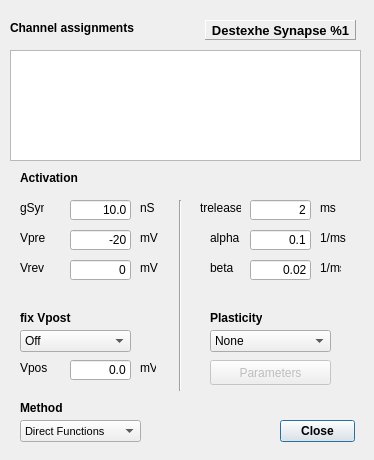
CompEphys-team/stdpc, file src/gui/DestexheSynDlg.ui: the form before one commit.
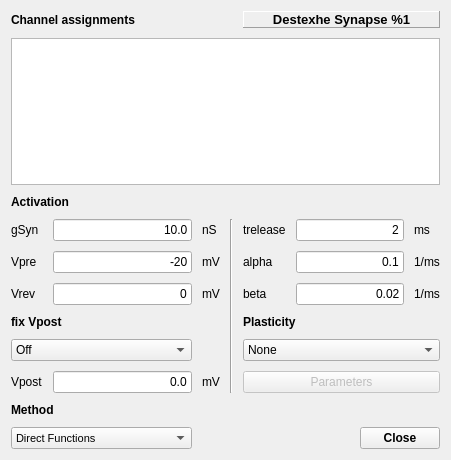
The form after the commit. Custom widgets are drawn as their Qt base class.

```diff
--- a/src/gui/DestexheSynDlg.ui
+++ b/src/gui/DestexheSynDlg.ui
@@ -6,47 +6,35 @@
    <rect>
     <x>0</x>
     <y>0</y>
-    <width>374</width>
+    <width>451</width>
     <height>460</height>
    </rect>
   </property>
   <property name="windowTitle">
    <string>Destexhe Synapse</string>
   </property>
-  <widget class="QDialogButtonBox" name="ResCloseBox">
-   <property name="geometry">
-    <rect>
-     <x>280</x>
-     <y>420</y>
-     <width>75</width>
-     <height>23</height>
-    </rect>
+  <layout class="QGridLayout" name="gridLayout">
+   <property name="spacing">
+    <number>10</number>
    </property>
+   <item row="0" column="0" colspan="2">
+    <widget class="QLabel" name="label_15">
    <property name="font">
     <font>
      <weight>75</weight>
      <bold>true</bold>
     </font>
    </property>
-   <property name="orientation">
-    <enum>Qt::Horizontal</enum>
-   </property>
-   <property name="standardButtons">
-    <set>QDialogButtonBox::Close</set>
-   </property>
-  </widget>
+     <property name="text">
+      <string>Channel assignments</string>
+     </property>
+    </widget>
+   </item>
+   <item row="0" column="4" colspan="4">
   <widget class="QLabel" name="DestexheSynDlgLabel">
    <property name="enabled">
     <bool>true</bool>
    </property>
-   <property name="geometry">
-    <rect>
-     <x>205</x>
-     <y>20</y>
-     <width>151</width>
-     <height>20</height>
-    </rect>
-   </property>
    <property name="font">
     <font>
      <pointsize>10</pointsize>
@@ -79,41 +67,42 @@
     <set>Qt::AlignCenter</set>
    </property>
   </widget>
+   </item>
+   <item row="1" column="0" colspan="8">
+    <widget class="AssignmentWidget&lt;SynapseAssignment&gt;" name="assignments">
+     <attribute name="horizontalHeaderStretchLastSection">
+      <bool>true</bool>
+     </attribute>
+     <attribute name="verticalHeaderVisible">
+      <bool>false</bool>
+     </attribute>
+     <attribute name="verticalHeaderDefaultSectionSize">
+      <number>25</number>
+     </attribute>
+    </widget>
+   </item>
+   <item row="2" column="0" colspan="2">
+    <widget class="QLabel" name="label_14">
+     <property name="font">
+      <font>
+       <weight>75</weight>
+       <bold>true</bold>
+      </font>
+     </property>
+     <property name="text">
+      <string>Activation</string>
+     </property>
+    </widget>
+   </item>
+   <item row="3" column="0">
   <widget class="QLabel" name="gSynL">
-   <property name="geometry">
-    <rect>
-     <x>20</x>
-     <y>200</y>
-     <width>24</width>
-     <height>16</height>
-    </rect>
-   </property>
    <property name="text">
     <string>gSyn</string>
    </property>
   </widget>
-  <widget class="QLabel" name="treleaseL">
-   <property name="geometry">
-    <rect>
-     <x>200</x>
-     <y>200</y>
-     <width>41</width>
-     <height>16</height>
-    </rect>
-   </property>
-   <property name="text">
-    <string>trelease</string>
-   </property>
-  </widget>
+   </item>
+   <item row="3" column="1">
   <widget class="QLineEdit" name="gSynE">
-   <property name="geometry">
-    <rect>
-     <x>70</x>
-     <y>200</y>
-     <width>61</width>
-     <height>20</height>
-    </rect>
-   </property>
    <property name="text">
     <string>10.0</string>
    </property>
@@ -124,98 +113,141 @@
     <set>Qt::AlignRight|Qt::AlignTrailing|Qt::AlignVCenter</set>
    </property>
   </widget>
-  <widget class="QLineEdit" name="treleaseE">
-   <property name="geometry">
-    <rect>
-     <x>250</x>
-     <y>200</y>
-     <width>61</width>
-     <height>20</height>
-    </rect>
-   </property>
-   <property name="text">
-    <string>2</string>
-   </property>
-   <property name="maxLength">
-    <number>8</number>
-   </property>
-   <property name="alignment">
-    <set>Qt::AlignRight|Qt::AlignTrailing|Qt::AlignVCenter</set>
-   </property>
-  </widget>
+   </item>
+   <item row="3" column="2">
   <widget class="QLabel" name="gSynU">
-   <property name="geometry">
-    <rect>
-     <x>140</x>
-     <y>200</y>
-     <width>16</width>
-     <height>16</height>
-    </rect>
-   </property>
    <property name="text">
     <string>nS</string>
    </property>
   </widget>
+   </item>
+   <item row="3" column="3" rowspan="6">
+    <widget class="Line" name="line">
+     <property name="orientation">
+      <enum>Qt::Vertical</enum>
+     </property>
+    </widget>
+   </item>
+   <item row="3" column="4">
+    <widget class="QLabel" name="treleaseL">
+     <property name="text">
+      <string>trelease</string>
+     </property>
+    </widget>
+   </item>
+   <item row="3" column="5" colspan="2">
+    <widget class="QLineEdit" name="treleaseE">
+     <property name="text">
+      <string>2</string>
+     </property>
+     <property name="maxLength">
+      <number>8</number>
+     </property>
+     <property name="alignment">
+      <set>Qt::AlignRight|Qt::AlignTrailing|Qt::AlignVCenter</set>
+     </property>
+    </widget>
+   </item>
+   <item row="3" column="7">
   <widget class="QLabel" name="treleaseU">
-   <property name="geometry">
-    <rect>
-     <x>320</x>
-     <y>200</y>
-     <width>21</width>
-     <height>16</height>
-    </rect>
-   </property>
    <property name="text">
     <string>ms</string>
    </property>
   </widget>
-  <widget class="QLabel" name="label_14">
-   <property name="geometry">
-    <rect>
-     <x>20</x>
-     <y>170</y>
-     <width>61</width>
-     <height>16</height>
-    </rect>
-   </property>
-   <property name="font">
-    <font>
-     <weight>75</weight>
-     <bold>true</bold>
-    </font>
-   </property>
+   </item>
+   <item row="4" column="0">
+    <widget class="QLabel" name="VpreL">
+     <property name="text">
+      <string>Vpre</string>
+     </property>
+    </widget>
+   </item>
+   <item row="4" column="1">
+    <widget class="QLineEdit" name="VpreE">
+     <property name="text">
+      <string>-20</string>
+     </property>
+     <property name="maxLength">
+      <number>8</number>
+     </property>
+     <property name="alignment">
+      <set>Qt::AlignRight|Qt::AlignTrailing|Qt::AlignVCenter</set>
+     </property>
+    </widget>
+   </item>
+   <item row="4" column="2">
+    <widget class="QLabel" name="VpreU">
    <property name="text">
-    <string>Activation</string>
-   </property>
-  </widget>
+      <string>mV</string>
+     </property>
+    </widget>
+   </item>
+   <item row="4" column="4">
+    <widget class="QLabel" name="alphaL">
+     <property name="text">
+      <string>alpha</string>
+     </property>
+    </widget>
+   </item>
+   <item row="4" column="5" colspan="2">
+    <widget class="QLineEdit" name="alphaE">
+     <property name="text">
+      <string>0.1</string>
+     </property>
+     <property name="alignment">
+      <set>Qt::AlignRight|Qt::AlignTrailing|Qt::AlignVCenter</set>
+     </property>
+    </widget>
+   </item>
+   <item row="4" column="7">
+    <widget class="QLabel" name="alphaU">
+     <property name="text">
+      <string>1/ms</string>
+     </property>
+    </widget>
+   </item>
+   <item row="5" column="0">
+    <widget class="QLabel" name="VrevL">
+     <property name="text">
+      <string>Vrev</string>
+     </property>
+    </widget>
+   </item>
+   <item row="5" column="1">
+    <widget class="QLineEdit" name="VrevE">
+     <property name="text">
+      <string>0</string>
+     </property>
+     <property name="maxLength">
+      <number>8</number>
+     </property>
+     <property name="alignment">
+      <set>Qt::AlignRight|Qt::AlignTrailing|Qt::AlignVCenter</set>
+     </property>
+    </widget>
+   </item>
+   <item row="5" column="2">
+    <widget class="QLabel" name="VrevU">
+     <property name="text">
+      <string>mV</string>
+     </property>
+    </widget>
+   </item>
+   <item row="5" column="4">
   <widget class="QLabel" name="betaL">
    <property name="enabled">
     <bool>true</bool>
    </property>
-   <property name="geometry">
-    <rect>
-     <x>210</x>
-     <y>260</y>
-     <width>47</width>
-     <height>16</height>
-    </rect>
-   </property>
    <property name="text">
     <string>beta</string>
    </property>
   </widget>
+   </item>
+   <item row="5" column="5" colspan="2">
   <widget class="QLineEdit" name="betaE">
    <property name="enabled">
     <bool>true</bool>
    </property>
-   <property name="geometry">
-    <rect>
-     <x>250</x>
-     <y>260</y>
-     <width>61</width>
-     <height>20</height>
-    </rect>
-   </property>
    <property name="text">
     <string>0.02</string>
    </property>
@@ -226,15 +258,16 @@
     <set>Qt::AlignRight|Qt::AlignTrailing|Qt::AlignVCenter</set>
    </property>
   </widget>
+   </item>
+   <item row="5" column="7">
+    <widget class="QLabel" name="betaU">
+     <property name="text">
+      <string>1/ms</string>
+     </property>
+    </widget>
+   </item>
+   <item row="6" column="0" colspan="2">
   <widget class="QLabel" name="label_18">
-   <property name="geometry">
-    <rect>
-     <x>20</x>
-     <y>310</y>
-     <width>52</width>
-     <height>16</height>
-    </rect>
-   </property>
    <property name="font">
     <font>
      <weight>75</weight>
@@ -245,15 +278,22 @@
     <string>fix Vpost</string>
    </property>
   </widget>
+   </item>
+   <item row="6" column="4" colspan="2">
+    <widget class="QLabel" name="label_31">
+     <property name="font">
+      <font>
+       <weight>75</weight>
+       <bold>true</bold>
+      </font>
+     </property>
+     <property name="text">
+      <string>Plasticity</string>
+     </property>
+    </widget>
+   </item>
+   <item row="7" column="0" colspan="2">
   <widget class="QComboBox" name="fixVpostCombo">
-   <property name="geometry">
-    <rect>
-     <x>20</x>
-     <y>330</y>
-     <width>111</width>
-     <height>22</height>
-    </rect>
-   </property>
    <item>
     <property name="text">
      <string>Off</string>
@@ -265,79 +305,9 @@
     </property>
    </item>
   </widget>
-  <widget class="QLabel" name="label_29">
-   <property name="geometry">
-    <rect>
-     <x>20</x>
-     <y>360</y>
-     <width>27</width>
-     <height>16</height>
-    </rect>
-   </property>
-   <property name="text">
-    <string>Vpost</string>
-   </property>
-  </widget>
-  <widget class="QLabel" name="label_30">
-   <property name="geometry">
-    <rect>
-     <x>140</x>
-     <y>360</y>
-     <width>16</width>
-     <height>16</height>
-    </rect>
-   </property>
-   <property name="text">
-    <string>mV</string>
-   </property>
-  </widget>
-  <widget class="QLineEdit" name="VpostE">
-   <property name="geometry">
-    <rect>
-     <x>70</x>
-     <y>360</y>
-     <width>61</width>
-     <height>20</height>
-    </rect>
-   </property>
-   <property name="text">
-    <string>0.0</string>
-   </property>
-   <property name="maxLength">
-    <number>8</number>
-   </property>
-   <property name="alignment">
-    <set>Qt::AlignRight|Qt::AlignTrailing|Qt::AlignVCenter</set>
-   </property>
-  </widget>
-  <widget class="QLabel" name="label_31">
-   <property name="geometry">
-    <rect>
-     <x>210</x>
-     <y>310</y>
-     <width>52</width>
-     <height>16</height>
-    </rect>
-   </property>
-   <property name="font">
-    <font>
-     <weight>75</weight>
-     <bold>true</bold>
-    </font>
-   </property>
-   <property name="text">
-    <string>Plasticity</string>
-   </property>
-  </widget>
+   </item>
+   <item row="7" column="4" colspan="4">
   <widget class="QComboBox" name="PlasticityCombo">
-   <property name="geometry">
-    <rect>
-     <x>210</x>
-     <y>330</y>
-     <width>121</width>
-     <height>22</height>
-    </rect>
-   </property>
    <item>
     <property name="text">
      <string>None</string>
@@ -354,44 +324,59 @@
     </property>
    </item>
   </widget>
+   </item>
+   <item row="8" column="0">
+    <widget class="QLabel" name="label_29">
+     <property name="text">
+      <string>Vpost</string>
+     </property>
+    </widget>
+   </item>
+   <item row="8" column="1">
+    <widget class="QLineEdit" name="VpostE">
+     <property name="text">
+      <string>0.0</string>
+     </property>
+     <property name="maxLength">
+      <number>8</number>
+     </property>
+     <property name="alignment">
+      <set>Qt::AlignRight|Qt::AlignTrailing|Qt::AlignVCenter</set>
+     </property>
+    </widget>
+   </item>
+   <item row="8" column="2">
+    <widget class="QLabel" name="label_30">
+     <property name="text">
+      <string>mV</string>
+     </property>
+    </widget>
+   </item>
+   <item row="8" column="4" colspan="4">
   <widget class="QPushButton" name="PlastParaBut">
    <property name="enabled">
     <bool>false</bool>
    </property>
-   <property name="geometry">
-    <rect>
-     <x>210</x>
-     <y>360</y>
-     <width>121</width>
-     <height>25</height>
-    </rect>
-   </property>
    <property name="text">
     <string>Parameters</string>
    </property>
   </widget>
-  <widget class="Line" name="line">
-   <property name="geometry">
-    <rect>
-     <x>170</x>
-     <y>200</y>
-     <width>20</width>
-     <height>191</height>
-    </rect>
-   </property>
-   <property name="orientation">
-    <enum>Qt::Vertical</enum>
-   </property>
-  </widget>
+   </item>
+   <item row="9" column="0" colspan="2">
+    <widget class="QLabel" name="MethodL">
+     <property name="font">
+      <font>
+       <weight>75</weight>
+       <bold>true</bold>
+      </font>
+     </property>
+     <property name="text">
+      <string>Method</string>
+     </property>
+    </widget>
+   </item>
+   <item row="10" column="0" colspan="2">
   <widget class="QComboBox" name="LUCombo">
-   <property name="geometry">
-    <rect>
-     <x>20</x>
-     <y>420</y>
-     <width>121</width>
-     <height>22</height>
-    </rect>
-   </property>
    <property name="font">
     <font>
      <pointsize>8</pointsize>
@@ -410,205 +395,24 @@
     </property>
    </item>
   </widget>
-  <widget class="QLabel" name="MethodL">
-   <property name="geometry">
-    <rect>
-     <x>20</x>
-     <y>400</y>
-     <width>69</width>
-     <height>16</height>
-    </rect>
-   </property>
+   </item>
+   <item row="10" column="6" colspan="2">
+    <widget class="QDialogButtonBox" name="ResCloseBox">
    <property name="font">
     <font>
      <weight>75</weight>
      <bold>true</bold>
     </font>
    </property>
-   <property name="text">
-    <string>Method</string>
-   </property>
-  </widget>
-  <widget class="QLabel" name="betaU">
-   <property name="geometry">
-    <rect>
-     <x>320</x>
-     <y>260</y>
-     <width>21</width>
-     <height>16</height>
-    </rect>
-   </property>
-   <property name="text">
-    <string>1/ms</string>
-   </property>
-  </widget>
-  <widget class="QLabel" name="alphaL">
-   <property name="geometry">
-    <rect>
-     <x>210</x>
-     <y>230</y>
-     <width>31</width>
-     <height>16</height>
-    </rect>
-   </property>
-   <property name="text">
-    <string>alpha</string>
-   </property>
-  </widget>
-  <widget class="QLineEdit" name="alphaE">
-   <property name="geometry">
-    <rect>
-     <x>250</x>
-     <y>230</y>
-     <width>61</width>
-     <height>20</height>
-    </rect>
-   </property>
-   <property name="text">
-    <string>0.1</string>
-   </property>
-   <property name="alignment">
-    <set>Qt::AlignRight|Qt::AlignTrailing|Qt::AlignVCenter</set>
-   </property>
-  </widget>
-  <widget class="QLabel" name="alphaU">
-   <property name="geometry">
-    <rect>
-     <x>320</x>
-     <y>230</y>
-     <width>31</width>
-     <height>16</height>
-    </rect>
-   </property>
-   <property name="text">
-    <string>1/ms</string>
-   </property>
-  </widget>
-  <widget class="QLineEdit" name="VpreE">
-   <property name="geometry">
-    <rect>
-     <x>70</x>
-     <y>230</y>
-     <width>61</width>
-     <height>20</height>
-    </rect>
-   </property>
-   <property name="text">
-    <string>-20</string>
-   </property>
-   <property name="maxLength">
-    <number>8</number>
-   </property>
-   <property name="alignment">
-    <set>Qt::AlignRight|Qt::AlignTrailing|Qt::AlignVCenter</set>
-   </property>
-  </widget>
-  <widget class="QLabel" name="VpreU">
-   <property name="geometry">
-    <rect>
-     <x>140</x>
-     <y>230</y>
-     <width>21</width>
-     <height>16</height>
-    </rect>
-   </property>
-   <property name="text">
-    <string>mV</string>
-   </property>
-  </widget>
-  <widget class="QLabel" name="VpreL">
-   <property name="geometry">
-    <rect>
-     <x>20</x>
-     <y>230</y>
-     <width>41</width>
-     <height>16</height>
-    </rect>
-   </property>
-   <property name="text">
-    <string>Vpre</string>
-   </property>
-  </widget>
-  <widget class="QLabel" name="VrevU">
-   <property name="geometry">
-    <rect>
-     <x>140</x>
-     <y>260</y>
-     <width>21</width>
-     <height>16</height>
-    </rect>
-   </property>
-   <property name="text">
-    <string>mV</string>
-   </property>
-  </widget>
-  <widget class="QLineEdit" name="VrevE">
-   <property name="geometry">
-    <rect>
-     <x>70</x>
-     <y>260</y>
-     <width>61</width>
-     <height>20</height>
-    </rect>
-   </property>
-   <property name="text">
-    <string>0</string>
-   </property>
-   <property name="maxLength">
-    <number>8</number>
-   </property>
-   <property name="alignment">
-    <set>Qt::AlignRight|Qt::AlignTrailing|Qt::AlignVCenter</set>
-   </property>
-  </widget>
-  <widget class="QLabel" name="VrevL">
-   <property name="geometry">
-    <rect>
-     <x>20</x>
-     <y>260</y>
-     <width>41</width>
-     <height>16</height>
-    </rect>
-   </property>
-   <property name="text">
-    <string>Vrev</string>
-   </property>
-  </widget>
-  <widget class="QLabel" name="label_15">
-   <property name="geometry">
-    <rect>
-     <x>10</x>
-     <y>20</y>
-     <width>131</width>
-     <height>16</height>
-    </rect>
-   </property>
-   <property name="font">
-    <font>
-     <weight>75</weight>
-     <bold>true</bold>
-    </font>
-   </property>
-   <property name="text">
-    <string>Channel assignments</string>
-   </property>
-  </widget>
-  <widget class="AssignmentWidget&lt;SynapseAssignment&gt;" name="assignments">
-   <property name="geometry">
-    <rect>
-     <x>10</x>
-     <y>50</y>
-     <width>351</width>
-     <height>111</height>
-    </rect>
-   </property>
-   <attribute name="horizontalHeaderStretchLastSection">
-    <bool>true</bool>
-   </attribute>
-   <attribute name="verticalHeaderVisible">
-    <bool>false</bool>
-   </attribute>
-  </widget>
+     <property name="orientation">
+      <enum>Qt::Horizontal</enum>
+     </property>
+     <property name="standardButtons">
+      <set>QDialogButtonBox::Close</set>
+     </property>
+    </widget>
+   </item>
+  </layout>
  </widget>
  <customwidgets>
   <customwidget>
```
Left out of the diff: 14 changed lines with no effect on the pictures. Lines whose indentation alone changed are shown as unchanged.
